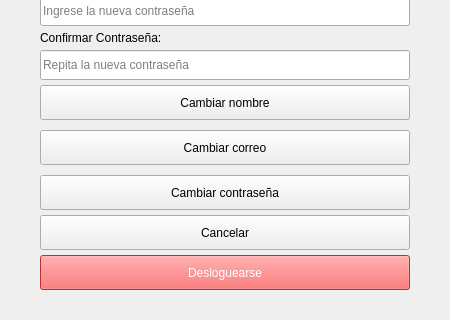
Before: the Qt Designer form NavTrainer/usermanagement.ui in FranciscoNortesN/IHM-Proyecto, drawn with Qt 5; both pictures show x 0 to 450 and y 563 to 883 of the 450 by 883 pixel window.
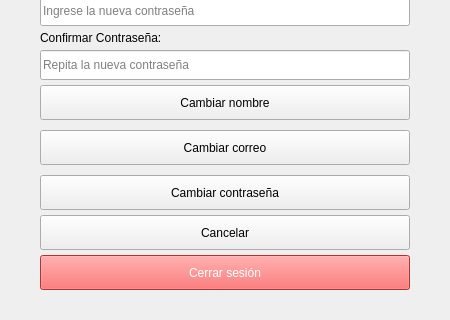
After: the same form once the commit is applied. Icons and pictures are not drawn.

Commit message: correccion modales y evitamos solapamiento cerrar sesion cancelar cambiar contraseña

```diff
--- a/NavTrainer/usermanagement.ui
+++ b/NavTrainer/usermanagement.ui
@@ -519,7 +519,7 @@
     <property name="sizeHint" stdset="0">
     <size>
      <width>20</width>
-     <height>10</height>
+     <height>35</height>
     </size>
     </property>
    </spacer>
@@ -536,7 +536,7 @@
       <string notr="true">background-color: #ff4444; color: white;</string>
      </property>
      <property name="text">
-      <string>Desloguearse</string>
+      <string>Cerrar sesión</string>
      </property>
     </widget>
    </item>
```
The commit also changes 7 other files.
